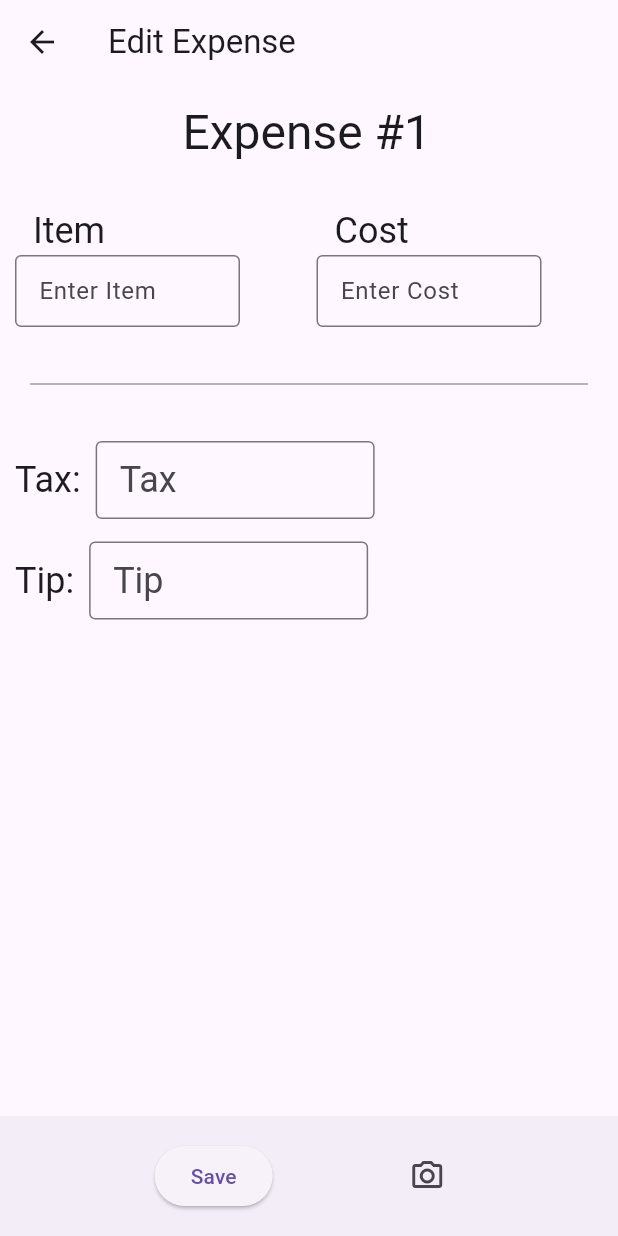
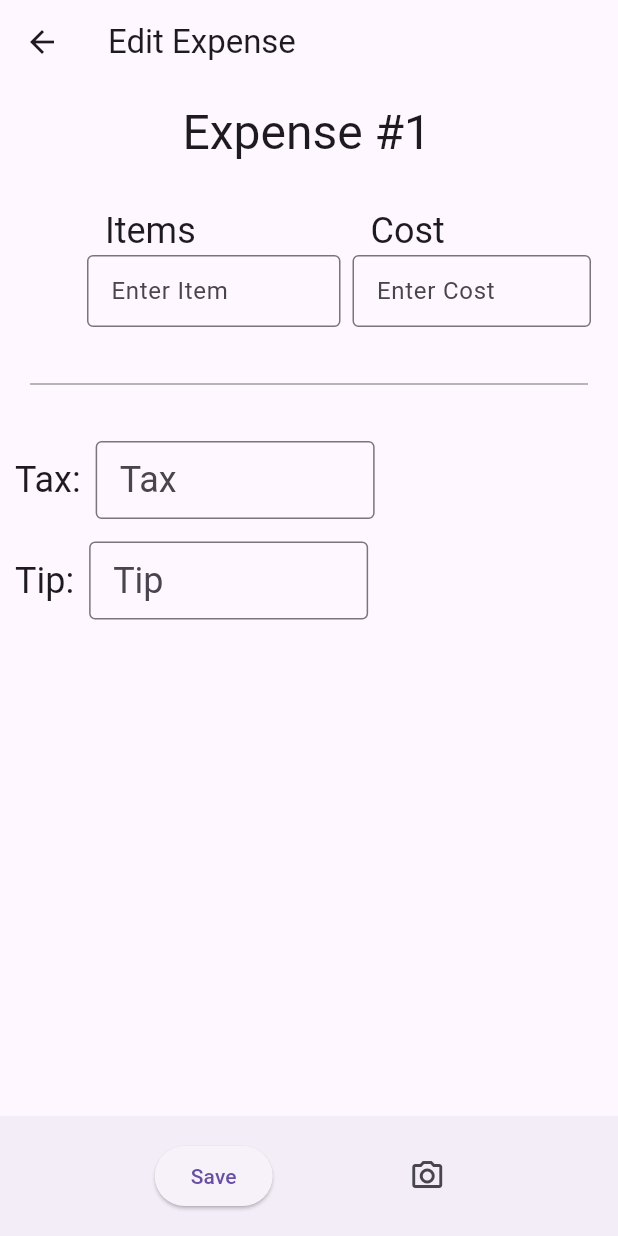
Before and after one commit to bradhu25/QuirkyQuarters, a Flutter app: the EditExpenseRoute screen opened directly, on a phone screen of 412 x 824 dp. Run offline on Flutter 3.47's test engine with Material 3 defaults, Android fonts, the phone set to English and light mode, and no system bars; our stand-ins replace camera, cloud_firestore, firebase_core, image_picker, permission_handler; accounts and stored records are empty.

Commit message:
Cleaned up ui and box alignment issues - remove button still one row off

```diff
--- a/lib/screens/edit_expense.dart
+++ b/lib/screens/edit_expense.dart
@@ -198,20 +198,23 @@ Widget build(BuildContext context) {
                   ),
                 ),
                 SizedBox(height: 30),
+
                 Row(
                   crossAxisAlignment: CrossAxisAlignment.end, // Aligns widgets at the bottom, useful if they have different heights
                   children: [
                     Column(
                       mainAxisAlignment: MainAxisAlignment.start,
-                    children: [
-                      for (var i = 0; i < receipt.entries.length; i++)
-                             IconButton(
+                        children: List.generate(itemControllers.length, (i) {
+                          bool isEditing = (i == itemControllers.length - 1);
+                          return isEditing
+                              ? SizedBox(width: 48) // remove button spaceholder for auto new entry line
+                              : IconButton(
                                   icon: Icon(Icons.remove_circle_outline),
                                   onPressed: () {
                                     removeItemAndCost(i);
                                   },
-                             ),
-                      ],
+                                );
+                        }),
                     ),
                     SizedBox(width: 10), // Provides spacing between the button and the text fields
                     Expanded(
@@ -221,10 +224,12 @@ Widget build(BuildContext context) {
                         children: [
                           Padding(
                             padding: EdgeInsets.only(left: 12), // Align the label text with the TextField content
-                            child: Text("Item", style: Theme.of(context).textTheme.headlineSmall),
+                            child: Text("Items", style: Theme.of(context).textTheme.headlineSmall),
                           ),
                           for (var i = 0; i < receipt.entries.length; i++)
-                            TextField(
+                            Padding(
+                              padding: const EdgeInsets.only(right: 8.0),
+                              child: TextField(
                                 decoration: InputDecoration(
                                   contentPadding: EdgeInsets.symmetric(vertical: 10, horizontal: 12),
                                   border: OutlineInputBorder(),
@@ -233,9 +238,9 @@ Widget build(BuildContext context) {
                                 onTapOutside: (_) { editItem(i); },
                                 onSubmitted: (_) { editItem(i); },
                               ),
-                          Container(
-                            margin: EdgeInsets.only(right: 10),
-                            constraints: BoxConstraints(maxWidth: 150), // Smaller width for the text box
+                            ),
+                          Padding(
+                            padding: const EdgeInsets.only(right: 8.0),
                             child: TextField(
                               decoration: InputDecoration(
                                 hintText: 'Enter Item',
@@ -260,7 +265,9 @@ Widget build(BuildContext context) {
                             child: Text("Cost", style: Theme.of(context).textTheme.headlineSmall),
                           ),
                           for (var i = 0; i < receipt.entries.length; i++)
-                            TextField(
+                            Padding(
+                              padding: const EdgeInsets.only(right: 18.0),
+                              child: TextField(
                                 decoration: InputDecoration(
                                   contentPadding: EdgeInsets.symmetric(vertical: 10, horizontal: 12),
                                   border: OutlineInputBorder(),
@@ -269,18 +276,18 @@ Widget build(BuildContext context) {
                                 onTapOutside: (_) { editCost(i); },
                                 onSubmitted: (_) { editCost(i); },
                               ),
-                          Container(
-                            margin: EdgeInsets.only(right: 10), // Added to prevent the box from touching the screen's side
-                            constraints: BoxConstraints(maxWidth: 150), // Smaller width for the text box
+                            ),
+                          Padding(
+                            padding: const EdgeInsets.only(right: 18.0),
                             child: TextField(
                               decoration: InputDecoration(
                                 hintText: 'Enter Cost',
                                 contentPadding: EdgeInsets.symmetric(vertical: 10, horizontal: 12),
-                                border: OutlineInputBorder(), // Adds a border around the TextField
+                                border: OutlineInputBorder(),
                               ),
                               controller: costControllers.last,
                               onTapOutside: (_){ addNewItemAndCost(); },
-                              onSubmitted: (_){ addNewItemAndCost(); },
+                              onSubmitted: (_) { addNewItemAndCost(); },
                             ),
                           ),
                         ],
@@ -288,6 +295,7 @@ Widget build(BuildContext context) {
                     ),
                   ],
                 ),
+
                 SizedBox(height: 30),
                 Divider(
                   color: Colors.grey,
```
Lines whose indentation alone changed are shown as unchanged.
